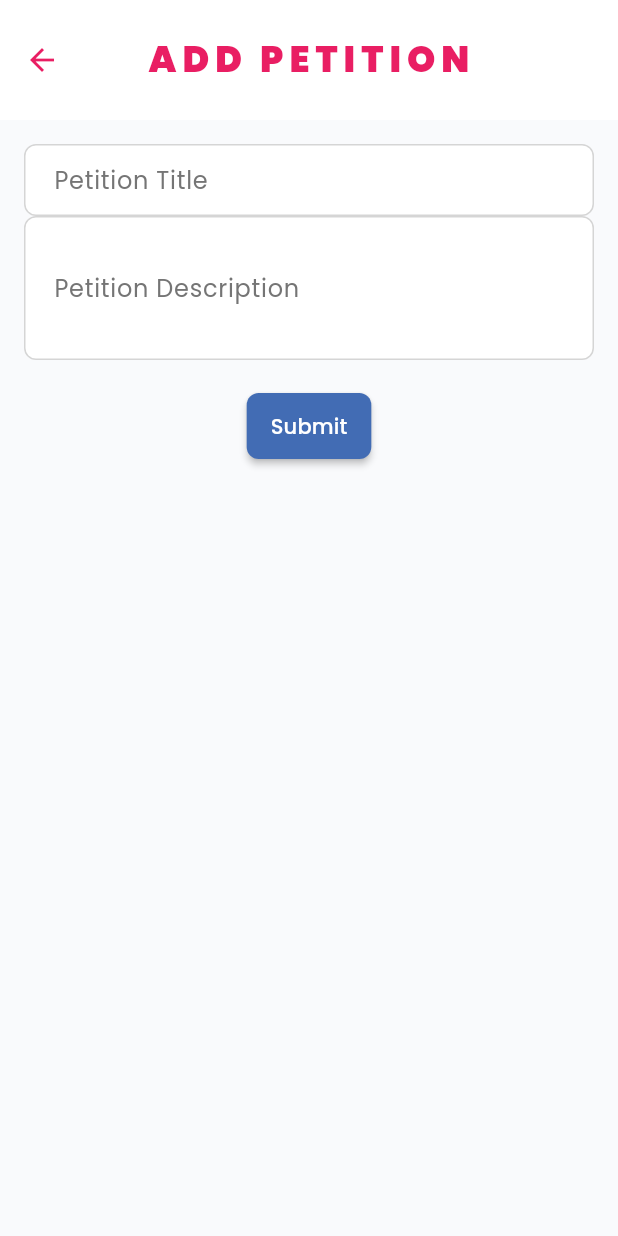
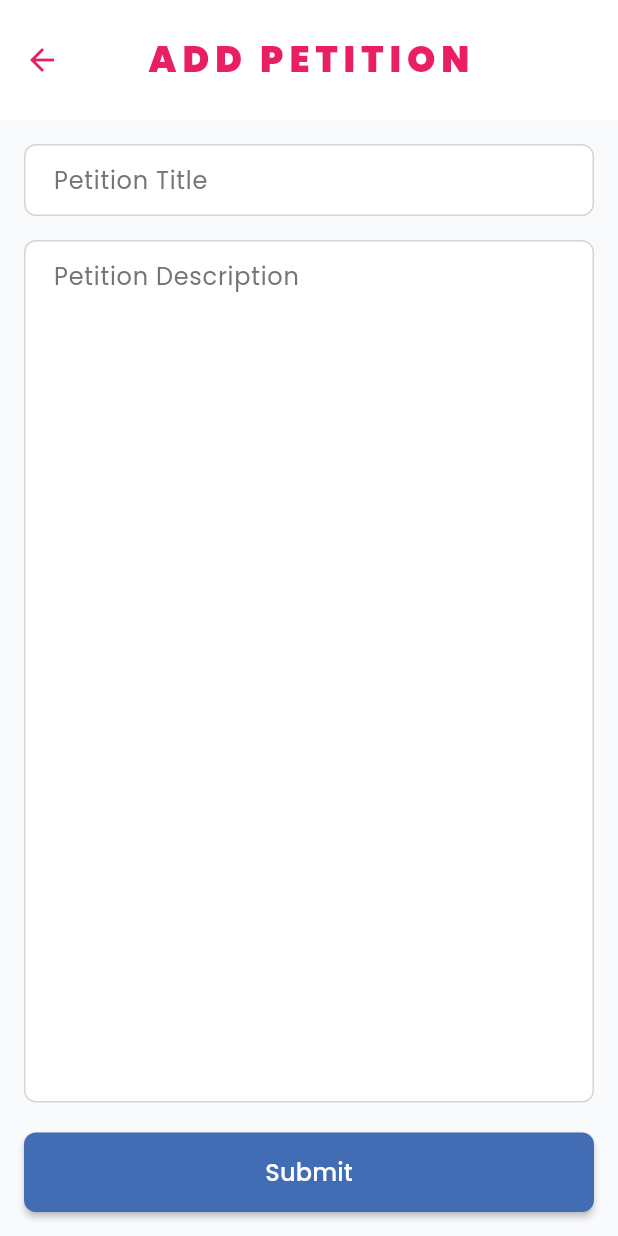
Before and after one commit to WeezyF0/Sororia, a Flutter app: the AddPetitionScreen screen opened by its route, on a phone screen of 412 x 824 dp. Run offline on Flutter 3.47's test engine with Material 3 defaults, Android fonts, the phone set to English and light mode, and no system bars; our stand-ins replace cloud_firestore, firebase_auth, firebase_core, firebase_messaging, fl_chart, flutter_dotenv and 14 more; missing offline and left inert: algolia_client_search, algolia_helper_flutter, flutter_polyline_points, google_polyline_algorithm; accounts and stored records are empty.

Commit message:
petition is fixed.... koi aur safest route dekh lo

```diff
--- a/lib/screens/add_complaint_screen.dart
+++ b/lib/screens/add_complaint_screen.dart
@@ -277,11 +277,14 @@ class _AddComplaintScreenState extends State<AddComplaintScreen> {
                   labelText: "Share your experience",
                   hintText: "Tell us what happened...",
                   border: OutlineInputBorder(),
+                  alignLabelWithHint: true,
+                  // Center label and hint
+                  floatingLabelAlignment: FloatingLabelAlignment.center,
                 ),
                 textAlign: TextAlign.center,
                 maxLines: null,
                 expands: true,
-                textAlignVertical: TextAlignVertical.top,
+                textAlignVertical: TextAlignVertical.center,
               ),
             ),
             const SizedBox(height: 20),
--- a/lib/screens/add_petition_screen.dart
+++ b/lib/screens/add_petition_screen.dart
@@ -78,22 +78,37 @@ class AddPetitionScreen extends StatelessWidget {
       body: Padding(
         padding: const EdgeInsets.all(16.0),
         child: Column(
+          crossAxisAlignment: CrossAxisAlignment.stretch,
           children: [
             TextField(
               controller: _titleController,
               decoration: const InputDecoration(labelText: "Petition Title"),
+              textAlign: TextAlign.center,
             ),
-            TextField(
-              controller: _descriptionController,
-              decoration: const InputDecoration(
-                labelText: "Petition Description",
+            const SizedBox(height: 16),
+            Expanded(
+              child: TextField(
+                controller: _descriptionController,
+                decoration: const InputDecoration(
+                  labelText: "Petition Description",
+                  hintText: "Describe your petition...",
+                  border: OutlineInputBorder(),
+                  floatingLabelAlignment: FloatingLabelAlignment.center,
+                  alignLabelWithHint: true,
+                ),
+                maxLines: null,
+                expands: true,
+                textAlign: TextAlign.center,
+                textAlignVertical: TextAlignVertical.top,
               ),
-              maxLines: 3,
             ),
             const SizedBox(height: 20),
             ElevatedButton(
               onPressed: () => _submitPetition(context),
-              child: const Text("Submit"),
+              style: ElevatedButton.styleFrom(
+                padding: const EdgeInsets.symmetric(vertical: 15),
+              ),
+              child: const Text("Submit", style: TextStyle(fontSize: 16)),
             ),
           ],
         ),
```
Also changed, not shown: 2 other files.
